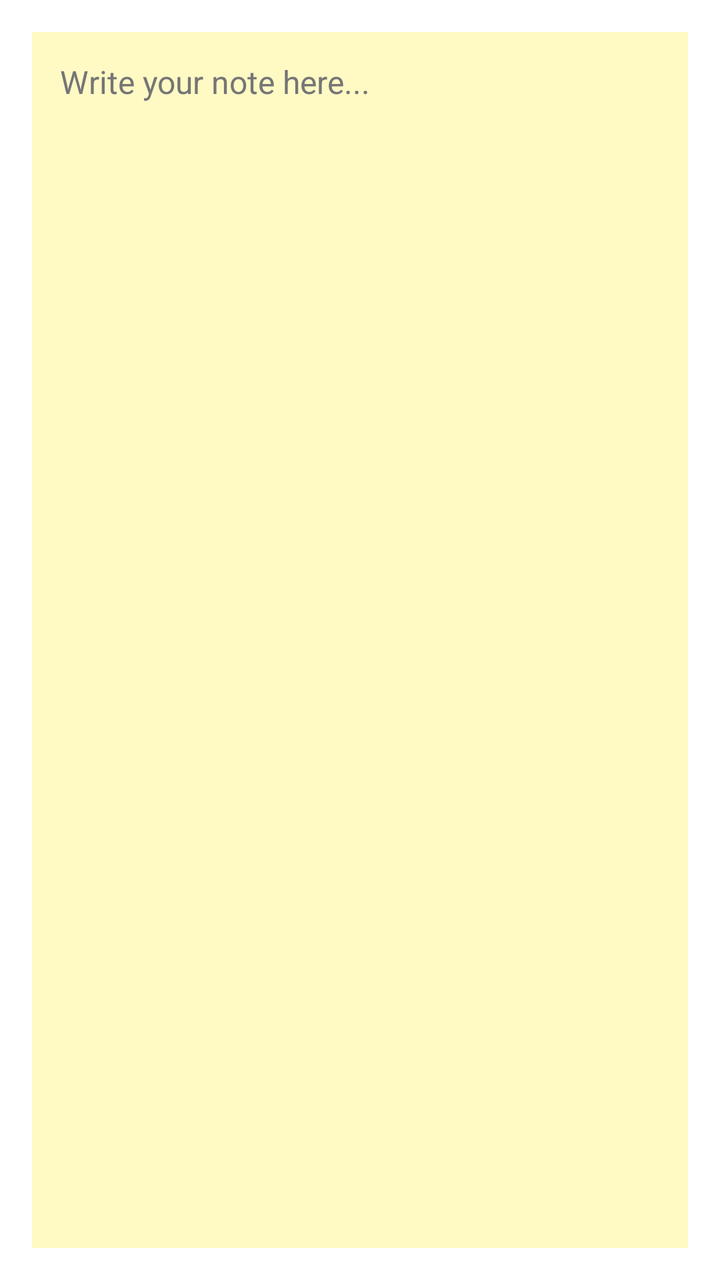
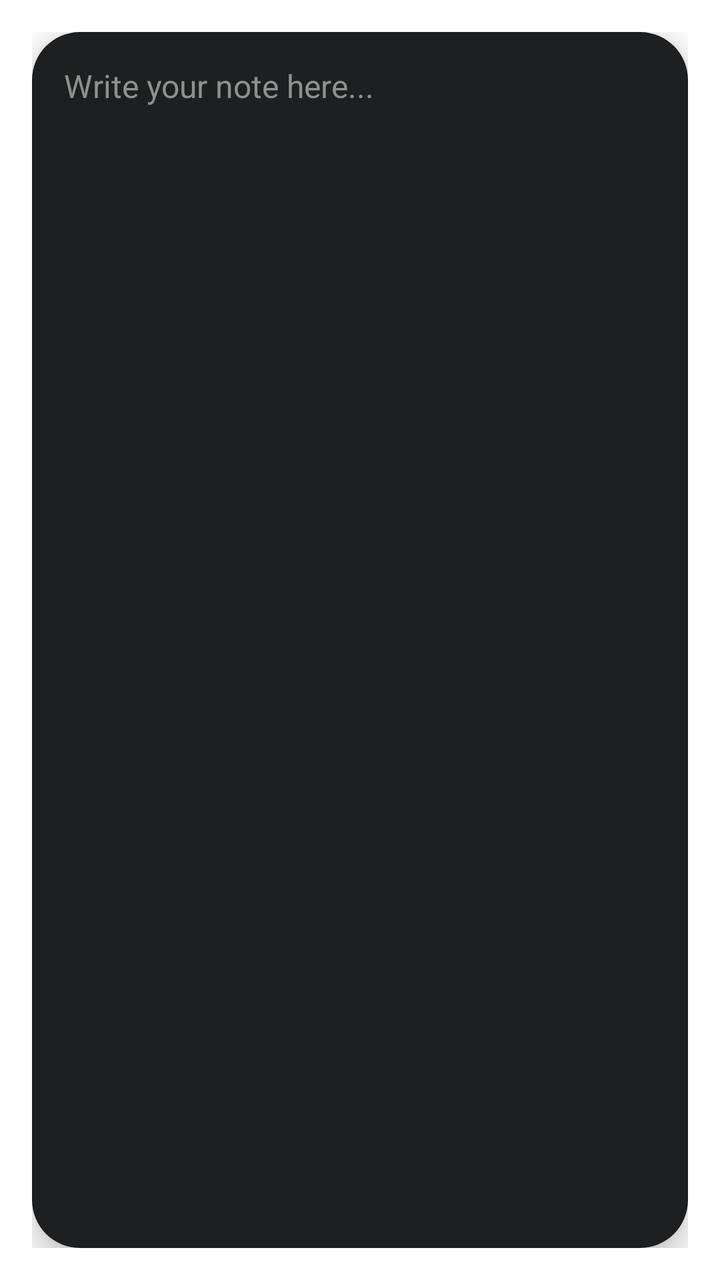

Two renders of the same Android screen: before a commit and after it. Below are the layout's source before the change and the commit's diff.
<!-- AndroidManifest.xml: application theme android:Theme.DeviceDefault.Light.Dialog.NoActionBar -->
<!-- res/layout/activity_floating_edit.xml -->
<?xml version="1.0" encoding="utf-8"?>
<FrameLayout xmlns:android="http://schemas.android.com/apk/res/android"
    android:layout_width="match_parent"
    android:layout_height="wrap_content"
    android:background="#FFF9C4"
    android:padding="14dp"
    android:elevation="8dp">

    <EditText
        android:id="@+id/edit_note"
        android:layout_width="match_parent"
        android:layout_height="wrap_content"
        android:minLines="4"
        android:gravity="top|start"
        android:hint="Write your note here..."
        android:textColorHint="#757575"
        android:background="@android:color/transparent"
        android:textColor="#212121"
        android:textSize="16sp"
        android:inputType="textMultiLine|textCapSentences" />
</FrameLayout>
<!-- resources referenced by this layout -->
<resources>

</resources>

<!-- the commit's change to res/layout/activity_floating_edit.xml (unified diff, before → after) -->
@@ -2,8 +2,8 @@
 <FrameLayout xmlns:android="http://schemas.android.com/apk/res/android"
     android:layout_width="match_parent"
     android:layout_height="wrap_content"
-    android:background="#FFF9C4"
-    android:padding="14dp"
+    android:background="@drawable/bg_widget_dark"
+    android:padding="16dp"
     android:elevation="8dp">
 
     <EditText
@@ -13,9 +13,9 @@
         android:minLines="4"
         android:gravity="top|start"
         android:hint="Write your note here..."
-        android:textColorHint="#757575"
+        android:textColorHint="#8E918F"
         android:background="@android:color/transparent"
-        android:textColor="#212121"
+        android:textColor="#E3E3E3"
         android:textSize="16sp"
         android:inputType="textMultiLine|textCapSentences" />
 </FrameLayout>
<!-- resource entries referenced after the edit -->
@@ -1,5 +1,11 @@
 <!-- resources referenced by this layout -->
 <resources>
-
+  <!-- drawable bg_widget_dark (drawable) -->
+  <?xml version="1.0" encoding="utf-8"?>
+  <shape xmlns:android="http://schemas.android.com/apk/res/android"
+      android:shape="rectangle">
+      <solid android:color="#1E1F20" />
+      <corners android:radius="24dp" />
+  </shape>
 </resources>
 
